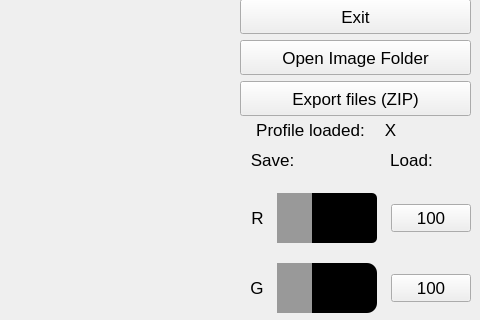
The window that form.ui (mblui/RaspberryFiles) describes before a commit, drawn with Qt 5; both pictures show x 800 to 1280 and y 281 to 601 of the 1280 by 720 pixel window.
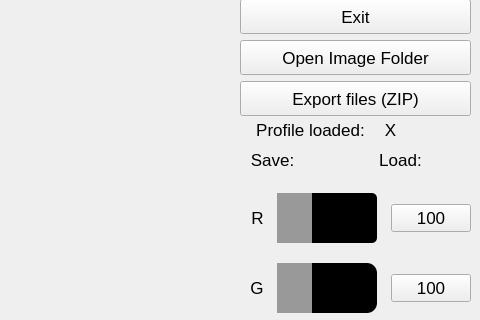
The same window after the commit. Icons and pictures are not drawn.

```diff
--- a/form.ui
+++ b/form.ui
@@ -1485,7 +1485,7 @@
     <rect>
      <x>1170</x>
      <y>430</y>
-     <width>83</width>
+     <width>61</width>
      <height>23</height>
     </rect>
    </property>
```
